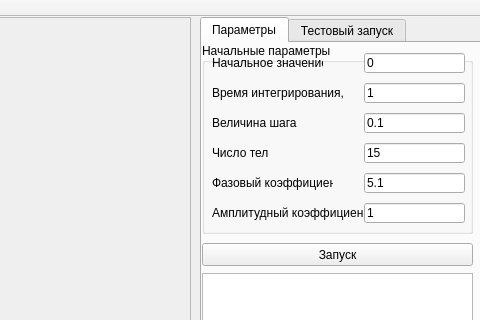
Old version of the form mainwindow.ui in the repository JetV/Bac_Diplom; both pictures show x 240 to 720 and y 0 to 320 of the 720 by 459 pixel window.
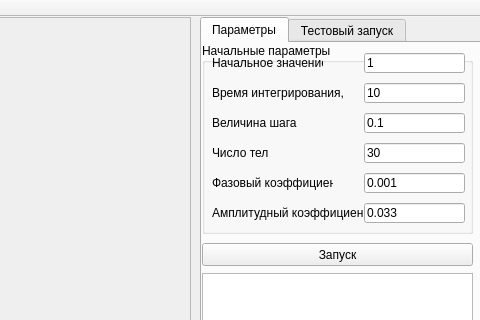
New version of the form. Custom widgets are drawn as their Qt base class.

Commit message: Данные в форме по умолчанию обновлены. Приложение не работает.

What changed in the file:
```diff
--- a/mainwindow.ui
+++ b/mainwindow.ui
@@ -52,7 +52,7 @@
         </rect>
        </property>
        <property name="text">
-        <string>0</string>
+        <string>1</string>
        </property>
       </widget>
       <widget class="QLineEdit" name="TmSec">
@@ -65,7 +65,7 @@
         </rect>
        </property>
        <property name="text">
-        <string>1</string>
+        <string>10</string>
        </property>
       </widget>
       <widget class="QLineEdit" name="Stp">
@@ -91,7 +91,7 @@
         </rect>
        </property>
        <property name="text">
-        <string>15</string>
+        <string>30</string>
        </property>
       </widget>
       <widget class="QLineEdit" name="PhsCoeff">
@@ -104,7 +104,7 @@
         </rect>
        </property>
        <property name="text">
-        <string>5.1</string>
+        <string>0.001</string>
        </property>
       </widget>
       <widget class="QLineEdit" name="AmpCoeff">
@@ -117,7 +117,7 @@
         </rect>
        </property>
        <property name="text">
-        <string>1</string>
+        <string>0.033</string>
        </property>
       </widget>
       <widget class="QLabel" name="label">
```
The commit also changes 1 other file.
